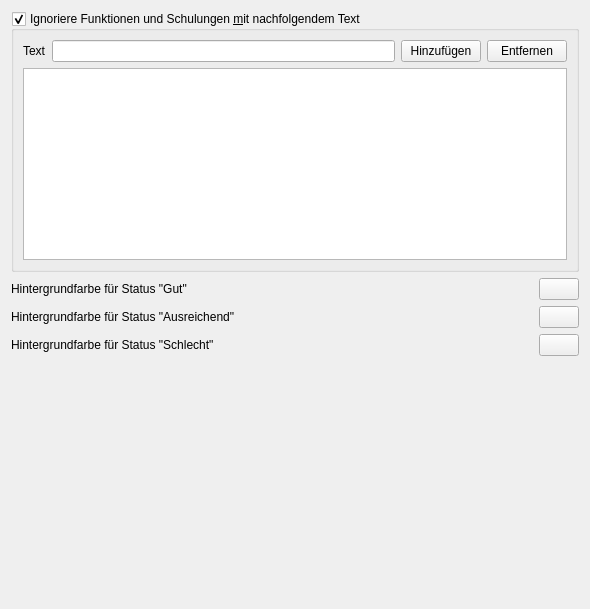
Qt form ui/qmqualiresultsettingswidget.ui (Christian-Kr/QualificationMatrix) before a commit.
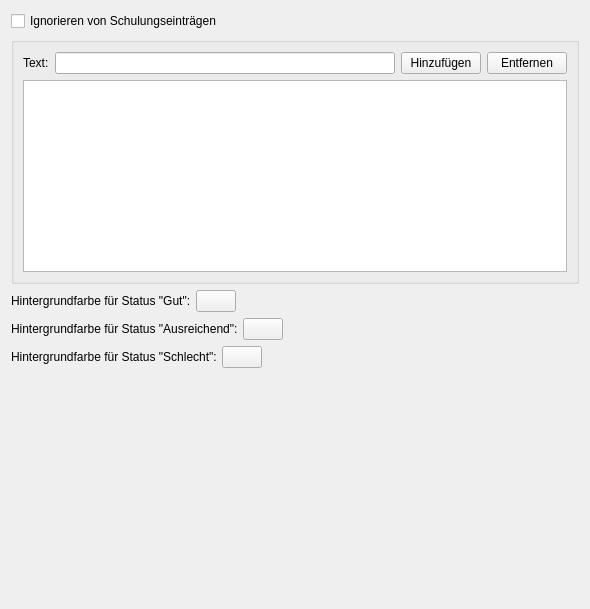
The same form after that commit.

Commit message: Redesign general settings widget

```diff
--- a/ui/qmqualiresultsettingswidget.ui
+++ b/ui/qmqualiresultsettingswidget.ui
@@ -15,12 +15,16 @@
   </property>
   <layout class="QGridLayout" name="gridLayout">
    <item row="0" column="0">
+    <widget class="QCheckBox" name="checkBox">
+     <property name="text">
+      <string>Ignorieren von Schulungseinträgen</string>
+     </property>
+    </widget>
+   </item>
+   <item row="1" column="0">
     <widget class="QGroupBox" name="cbQualiResIgnore">
-     <property name="title">
-      <string>Ignoriere Funktionen und Schulungen &amp;mit nachfolgendem Text</string>
-     </property>
      <property name="checkable">
-      <bool>true</bool>
+      <bool>false</bool>
      </property>
      <layout class="QGridLayout" name="gridLayout_2">
       <item row="0" column="0">
@@ -30,7 +34,7 @@
           <item>
            <widget class="QLabel" name="label">
             <property name="text">
-             <string>Text</string>
+             <string>Text:</string>
             </property>
            </widget>
           </item>
@@ -61,12 +65,15 @@
      </layout>
     </widget>
    </item>
-   <item row="1" column="0">
-    <layout class="QHBoxLayout" name="horizontalLayout_11" stretch="2,0">
+   <item row="2" column="0">
+    <layout class="QHBoxLayout" name="horizontalLayout_11" stretch="0,0,0">
+     <property name="spacing">
+      <number>5</number>
+     </property>
      <item>
       <widget class="QLabel" name="label_9">
        <property name="text">
-        <string>Hintergrundfarbe für Status &quot;Gut&quot;</string>
+        <string>Hintergrundfarbe für Status &quot;Gut&quot;:</string>
        </property>
       </widget>
      </item>
@@ -83,14 +90,30 @@
        </property>
       </widget>
      </item>
+     <item>
+      <spacer name="horizontalSpacer">
+       <property name="orientation">
+        <enum>Qt::Horizontal</enum>
+       </property>
+       <property name="sizeHint" stdset="0">
+        <size>
+         <width>40</width>
+         <height>20</height>
+        </size>
+       </property>
+      </spacer>
+     </item>
     </layout>
    </item>
-   <item row="2" column="0">
-    <layout class="QHBoxLayout" name="horizontalLayout_13" stretch="2,0">
+   <item row="3" column="0">
+    <layout class="QHBoxLayout" name="horizontalLayout_13" stretch="0,0,0">
+     <property name="spacing">
+      <number>5</number>
+     </property>
      <item>
       <widget class="QLabel" name="label_11">
        <property name="text">
-        <string>Hintergrundfarbe für Status &quot;Ausreichend&quot;</string>
+        <string>Hintergrundfarbe für Status &quot;Ausreichend&quot;:</string>
        </property>
       </widget>
      </item>
@@ -107,14 +130,30 @@
        </property>
       </widget>
      </item>
+     <item>
+      <spacer name="horizontalSpacer_2">
+       <property name="orientation">
+        <enum>Qt::Horizontal</enum>
+       </property>
+       <property name="sizeHint" stdset="0">
+        <size>
+         <width>40</width>
+         <height>20</height>
+        </size>
+       </property>
+      </spacer>
+     </item>
     </layout>
    </item>
-   <item row="3" column="0">
-    <layout class="QHBoxLayout" name="horizontalLayout_12" stretch="2,0">
+   <item row="4" column="0">
+    <layout class="QHBoxLayout" name="horizontalLayout_12" stretch="0,0,0">
+     <property name="spacing">
+      <number>5</number>
+     </property>
      <item>
       <widget class="QLabel" name="label_10">
        <property name="text">
-        <string>Hintergrundfarbe für Status &quot;Schlecht&quot;</string>
+        <string>Hintergrundfarbe für Status &quot;Schlecht&quot;:</string>
        </property>
       </widget>
      </item>
@@ -131,9 +170,22 @@
        </property>
       </widget>
      </item>
+     <item>
+      <spacer name="horizontalSpacer_3">
+       <property name="orientation">
+        <enum>Qt::Horizontal</enum>
+       </property>
+       <property name="sizeHint" stdset="0">
+        <size>
+         <width>40</width>
+         <height>20</height>
+        </size>
+       </property>
+      </spacer>
+     </item>
     </layout>
    </item>
-   <item row="4" column="0">
+   <item row="5" column="0">
     <spacer name="verticalSpacer">
      <property name="orientation">
       <enum>Qt::Vertical</enum>
```
The commit also changes 3 other files.
